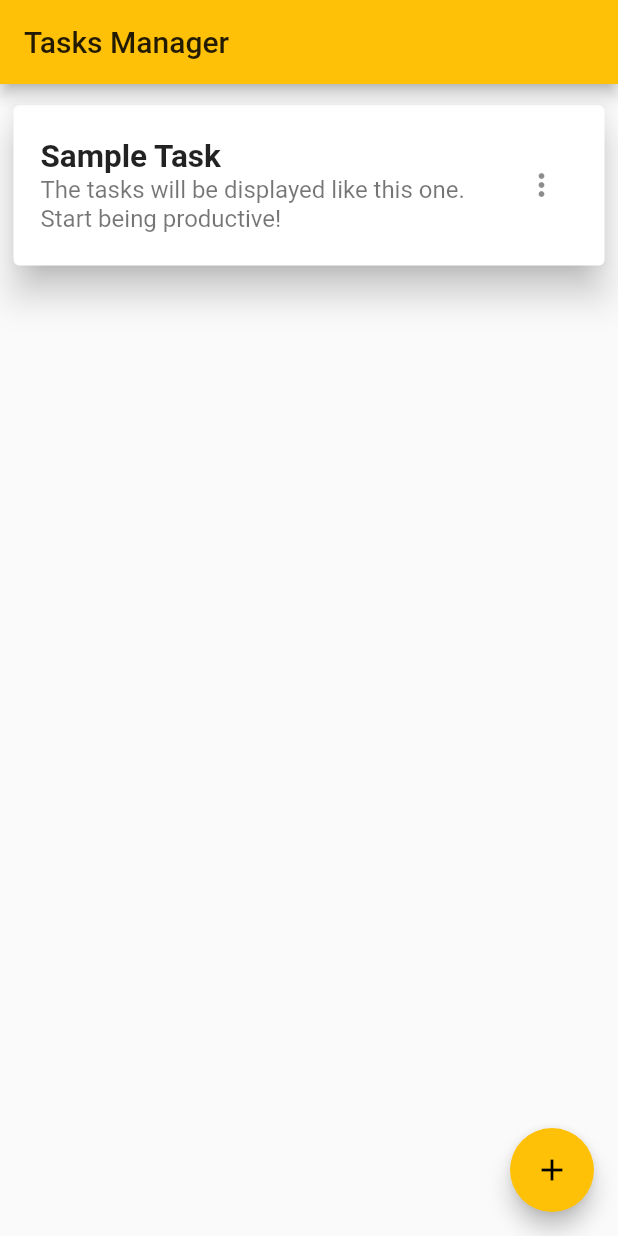
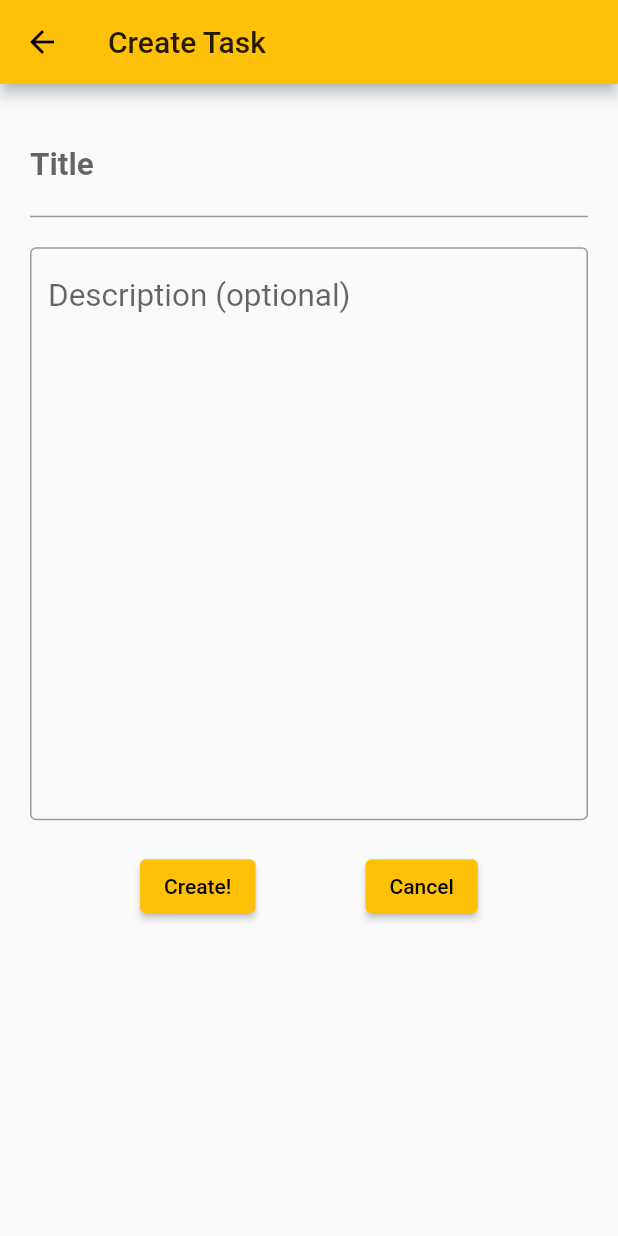
Before and after one commit to phoenix-phx/task-manager, a Flutter app: the screen it shows after launch, after a tap on the "add" icon, on a phone screen of 412 x 824 dp. Run offline on Flutter 3.47's test engine with Material 2 defaults, Android fonts, the phone set to English and light mode, and no system bars.

Commit message:
first demo app finished

```diff
--- /dev/null
+++ b/lib/home.dart
@@ -0,0 +1,103 @@
+import 'package:flutter/material.dart';
+import 'package:provider/provider.dart';
+import 'package:tasks/management.dart';
+import 'package:tasks/servers/Task.dart';
+import 'servers/task server.dart';
+
+class HomePage extends StatefulWidget {
+  const HomePage({Key key}) : super(key: key);
+
+  @override
+  _HomePageState createState() => _HomePageState();
+}
+
+class _HomePageState extends State<HomePage> {
+  int position = 0;
+  List<Task> tasks = [];
+  bool isEmpty = false;
+
+  @override
+  Widget build(BuildContext context) {
+    // Init Data
+    tasks = Provider.of<TaskServer>(context, listen: true).getTasks();
+    if(tasks.length == 0)
+      isEmpty = true;
+
+    return Scaffold(
+      appBar: AppBar(
+        title: Text("Tasks Manager"),
+      ),
+      body: (isEmpty) ?
+          Center(
+            child: Text("Go create some tasks!", style: TextStyle(fontSize: 15),),
+          )
+      : ListView.separated(
+          itemBuilder: (BuildContext context, int index){
+            return Padding(
+              padding: const EdgeInsets.only(left: 5, right: 5, top: 10),
+              child: Card(
+                elevation: 10,
+                child: ListTile(
+                  title: Text(tasks[index].title, style: TextStyle(fontSize: 21, fontWeight: FontWeight.bold, ),),
+                  subtitle: Text(tasks[index].description, style: TextStyle(fontSize: 16,),),
+                  trailing: (tasks[index].state) ? popup(index) : reset(index),
+                  enabled: tasks[index].state,
+                  contentPadding: EdgeInsets.all(18),
+                ),
+              ),
+            );
+          },
+          separatorBuilder: (BuildContext context, int index) => SizedBox(height: 0,),
+          itemCount: tasks.length
+      ),
+      floatingActionButton: FloatingActionButton(
+        onPressed: (){
+          //Provider.of<TaskServer>(context, listen: false).editStateAt(0, true);
+          Route route = MaterialPageRoute(builder: (context) => ManageTask(-1));
+          Navigator.push(context, route);
+        },
+        tooltip: 'Add a new task',
+        child: Icon(Icons.add),
+      ), // This trailing comma makes auto-formatting nicer for build methods.
+    );
+  }
+
+  Widget popup(int currentIndex){
+    return PopupMenuButton(
+      itemBuilder: (ctx) => [
+        PopupMenuItem(child: Text("Check"), value: 0,),
+        PopupMenuItem(child: Text("Edit"), value: 1,),
+        PopupMenuItem(child: Text("Delete"), value: 2,),
+      ],
+      onSelected: (value){
+        position = currentIndex;
+        setState(() {
+          switch(value){
+            case 0:
+              print("Check $currentIndex");
+              Provider.of<TaskServer>(context, listen: false).editStateAt(position, false);
+              break;
+            case 1:
+              print("Edit $currentIndex");
+              Route route = MaterialPageRoute(builder: (context) => ManageTask(currentIndex));
+              Navigator.push(context, route);
+              break;
+            case 2:
+              print("Delete $currentIndex");
+              Provider.of<TaskServer>(context, listen: false).deleteTaskAt(position);
+              break;
+          }
+        });
+      },
+    );
+  }
+
+  Widget reset(int currentIndex){
+    return IconButton(
+        icon: Icon(Icons.autorenew),
+        onPressed: (){
+          Provider.of<TaskServer>(context, listen: false).editStateAt(position, true);
+        }
+    );
+  }
+}
--- a/lib/main.dart
+++ b/lib/main.dart
@@ -1,4 +1,7 @@
 import 'package:flutter/material.dart';
+import 'home.dart';
+import 'package:provider/provider.dart';
+import 'servers/task server.dart';
 
 void main() {
   runApp(MyApp());
@@ -8,96 +11,16 @@ class MyApp extends StatelessWidget {
   // This widget is the root of your application.
   @override
   Widget build(BuildContext context) {
-    return MaterialApp(
-      debugShowCheckedModeBanner: false,
-      title: 'Tasks Manager',
-      theme: ThemeData(
-        primarySwatch: Colors.amber,
+    return MultiProvider(
+      providers: [ChangeNotifierProvider.value(value: TaskServer()), ],
+      child: MaterialApp(
+        debugShowCheckedModeBanner: false,
+        title: 'Tasks Manager',
+        theme: ThemeData(
+          primarySwatch: Colors.amber,
+        ),
+        home: HomePage(),
       ),
-      home: MyHomePage(title: 'Tasks Manager'),
     );
   }
 }
-
-class MyHomePage extends StatefulWidget {
-  MyHomePage({Key key, this.title}) : super(key: key);
-
-  final String title;
-
-  @override
-  _MyHomePageState createState() => _MyHomePageState();
-}
-
-class _MyHomePageState extends State<MyHomePage> {
-  int position = 0;
-  List<String> title = ['Sample Task'];
-  List<String> description = ['The tasks will be displayed like this one. Start being productive!'];
-  List<bool> finished = [true];
-
-  @override
-  Widget build(BuildContext context) {
-    // This method is rerun every time setState is called, for instance as done
-    // by the _incrementCounter method above.
-    //
-    // The Flutter framework has been optimized to make rerunning build methods
-    // fast, so that you can just rebuild anything that needs updating rather
-    // than having to individually change instances of widgets.
-    return Scaffold(
-      appBar: AppBar(
-        title: Text(widget.title),
-      ),
-      body: ListView.separated(
-          itemBuilder: (BuildContext context, int index){
-            return Padding(
-                padding: const EdgeInsets.only(left: 5, right: 5, top: 10),
-                child: Card(
-                  elevation: 10,
-                  child: ListTile(
-                    title: Text(title[index], style: TextStyle(fontSize: 21, fontWeight: FontWeight.bold, ),),
-                    subtitle: Text(description[index], style: TextStyle(fontSize: 16,),),
-                    trailing: popup(index),
-                    enabled: finished[index],
-                    hoverColor: Colors.lightGreen,
-                    contentPadding: EdgeInsets.all(18),
-                  ),
-                ),
-            );
-          },
-          separatorBuilder: (BuildContext context, int index) => SizedBox(height: 0,),
-          itemCount: title.length
-      ),
-      floatingActionButton: FloatingActionButton(
-        onPressed: (){},
-        tooltip: 'Add a new task',
-        child: Icon(Icons.add),
-      ), // This trailing comma makes auto-formatting nicer for build methods.
-    );
-  }
-
-  Widget popup(int currentIndex){
-    return PopupMenuButton(
-      itemBuilder: (ctx) => [
-        PopupMenuItem(child: Text("Check"), value: 0,),
-        PopupMenuItem(child: Text("Edit"), value: 1,),
-        PopupMenuItem(child: Text("Delete"), value: 2,),
-      ],
-      onSelected: (value){
-        position = value;
-        setState(() {
-          switch(value){
-            case 0:
-              print("Check $currentIndex");
-              break;
-            case 1:
-              print("Edit $currentIndex");
-              break;
-            case 2:
-              print("Delete $currentIndex");
-              break;
-          }
-        });
-      },
-    );
-  }
-
-}
--- /dev/null
+++ b/lib/management.dart
@@ -0,0 +1,113 @@
+import 'package:flutter/material.dart';
+import 'package:tasks/servers/Task.dart';
+import 'package:provider/provider.dart';
+import 'package:tasks/servers/task%20server.dart';
+
+class ManageTask extends StatefulWidget {
+  ManageTask(this.index);
+
+  int index = -1;
+
+  @override
+  _ManageTaskState createState() => _ManageTaskState(index);
+}
+
+class _ManageTaskState extends State<ManageTask> {
+  int index = -1;
+  String _error;
+
+  _ManageTaskState(this.index);
+
+  @override
+  Widget build(BuildContext context) {
+    TextEditingController _titleCtrl = TextEditingController();
+    TextEditingController _descriptionCtrl = TextEditingController();
+
+    if (index != -1){
+        _titleCtrl.text = Provider.of<TaskServer>(context).getTaskAt(index).title;
+        _descriptionCtrl.text = Provider.of<TaskServer>(context).getTaskAt(index).description;
+    }
+
+    var _formKey = GlobalKey<FormState>();
+
+    return Scaffold(
+      appBar: AppBar(
+        title: Text((index == -1) ? "Create Task" : "Edit Task"),
+      ),
+      body: Padding(
+        padding: const EdgeInsets.all(20.0),
+        child: SingleChildScrollView(
+          child: Column(
+            children: [
+              Form(
+                key: _formKey,
+                child: TextField(
+                  controller: _titleCtrl,
+                  decoration: InputDecoration(
+                    labelText: "Title",
+                    errorText: _error,
+                    labelStyle: TextStyle(fontSize: 21, fontWeight: FontWeight.bold, ),
+                  ),
+                  style: TextStyle(fontSize: 21, fontWeight: FontWeight.bold, ),
+                  maxLines: 1,
+                ),
+              ),
+              SizedBox(
+                height: 20,
+              ),
+              TextField(
+                controller: _descriptionCtrl,
+                decoration: InputDecoration(
+                  hintText: "Description (optional)",
+                  border: OutlineInputBorder(),
+                  hintStyle: TextStyle(fontSize: 21, ),
+                ),
+                style: TextStyle(fontSize: 16,),
+                maxLines: 18,
+                textAlign: TextAlign.left,
+              ),
+              SizedBox(
+                height: 20,
+              ),
+              Row(
+                mainAxisAlignment: MainAxisAlignment.spaceEvenly,
+                children:[
+                  ElevatedButton(
+                    child: Text((index == -1) ? "Create!" : "Edit!"),
+                    onPressed: () {
+                      setState(() {
+                        if(_titleCtrl.text.length == 0){
+                          _error = "Title can't be empty!";
+                          return;
+                        }
+                        else{
+                          _error = null;
+                        }
+
+                        Task currentTask = Task(_titleCtrl.text, (_descriptionCtrl.text.isEmpty) ? "" : _descriptionCtrl.text, (_descriptionCtrl.text.isEmpty) ? "" : _descriptionCtrl.text, true);
+                        if(index == -1) {
+                          Provider.of<TaskServer>(context, listen: false).addTask(currentTask);
+                        }
+                        else{
+                          Provider.of<TaskServer>(context, listen: false).editTitleAt(_titleCtrl.text, index);
+                          Provider.of<TaskServer>(context, listen: false).editDescriptionAt((_descriptionCtrl.text.isEmpty) ? "" : _descriptionCtrl.text, index);
+                        }
+                        Navigator.of(context).pop();
+                      });
+                    },
+                  ),
+                  ElevatedButton(
+                    child: Text("Cancel"),
+                    onPressed: () {
+                      Navigator.of(context).pop();
+                    },
+                  ),
+                ]
+              )
+            ],
+          ),
+        ),
+      ),
+    );
+  }
+}
--- /dev/null
+++ b/lib/servers/Task.dart
@@ -0,0 +1,34 @@
+import 'package:flutter/material.dart';
+
+class Task{
+  String _title;
+  String _description;
+  String _originalDescription;
+  bool _state;
+
+  Task(this._title, this._description, this._originalDescription, this._state);
+
+  bool get state => _state;
+
+  set state(bool value) {
+    _state = value;
+  }
+
+  String get originalDescription => _originalDescription;
+
+  set originalDescription(String value) {
+    _originalDescription = value;
+  }
+
+  String get description => _description;
+
+  set description(String value) {
+    _description = value;
+  }
+
+  String get title => _title;
+
+  set title(String value) {
+    _title = value;
+  }
+}
--- a/lib/servers/task server.dart
+++ b/lib/servers/task server.dart
@@ -1,4 +1,5 @@
 import 'package:flutter/material.dart';
+import 'package:tasks/servers/Task.dart';
 
 class TaskServer extends ChangeNotifier{
   int _currentPosition = 0;
@@ -6,6 +7,8 @@ class TaskServer extends ChangeNotifier{
   List<String> _description = ['The tasks will be displayed like this one. Start being productive!'];
   List<String> _originalDescription = ['The tasks will be displayed like this one. Start being productive!'];
   List<bool> _finished = [true];
+
+  List<Task> _task = [Task('Sample Task', 'The tasks will be displayed like this one. Start being productive!', 'The tasks will be displayed like this one. Start being productive!', true), ];
 
   // Manage current index
   int getCurrentPosition(){
@@ -17,52 +20,39 @@ class TaskServer extends ChangeNotifier{
     notifyListeners();
   }
 
-  // Manage task titles
-  List<String> getTitles(){
-    return _title;
+  // Manage tasks
+  List<Task> getTasks(){
+    return _task;
   }
 
-  String getTitleAt(int i){
-    return _title[i];
+  Task getTaskAt(int i){
+    return _task[i];
   }
 
-  void addTitle(String title){
-    this._title.add(title);
+  void addTask(Task task){
+    this._task.add(task);
     notifyListeners();
   }
 
-  void editTitle(String newTitle, int index){
-    this._title[index] = newTitle;
+  void editTitleAt(String newTitle, int index){
+    this._task[index].title = newTitle;
     notifyListeners();
   }
 
-  // Manage task descriptions
-  List<String> getDescriptions(){
-    return _description;
-  }
-
-  String getDescriptionAt(int i){
-    return _description[i];
-  }
-
-  void addDescription(String description){
-    this._description.add(description);
-    this._originalDescription.add(description);
+  void editDescriptionAt(String newDescription, int index){
+    this._task[index].description = newDescription;
+    this._task[index].originalDescription = newDescription;
     notifyListeners();
   }
 
-  void editDescription(String newDescription, int index){
-    this._description[index] = newDescription;
-    this._originalDescription[index] = newDescription;
+  void editStateAt(int index, bool state){
+    this._task[index].state = state;
     notifyListeners();
   }
 
-  // Manage task's original descriptions
-  List<String> getOriginalDescriptions(){
-    return _originalDescription;
-  }
-
-  String getOriginalDescriptionAt(int i){
-    return _originalDescription[i];
+  void deleteTaskAt(int index){
+    print("estoy elimininando $index");
+    this._task.removeAt(index);
+    notifyListeners();
   }
 }
```
